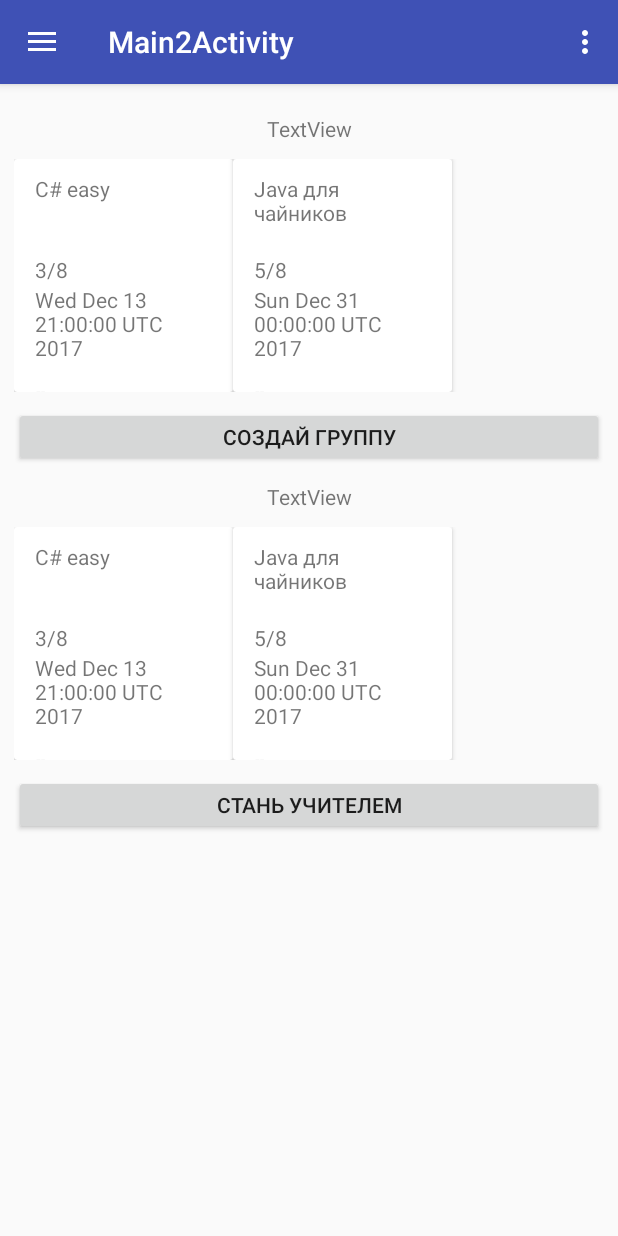
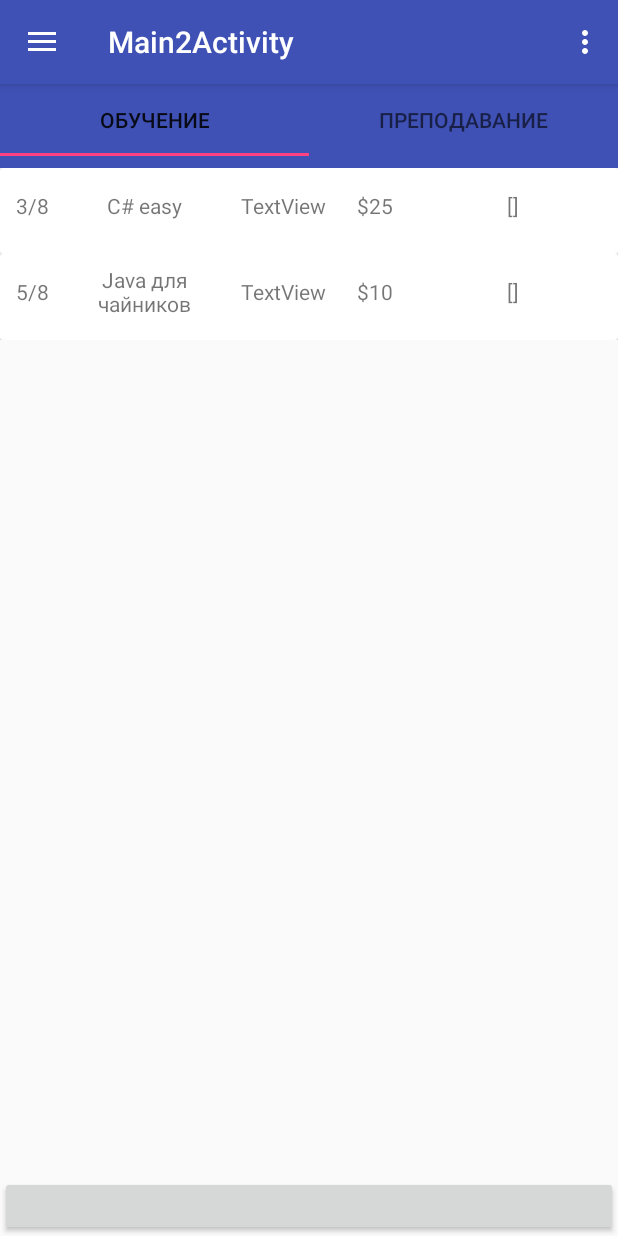
Before and after one commit to LeagueOfDevelopers/EduHub, an Android app: the screen it shows after launch (Main2Activity), on a phone screen of 412 x 824 dp. Run offline under Robolectric (Android 15) with nearby library versions, the phone set to English and light mode, and no system bars.

Commit message:
add ViewPager Tabs

```diff
--- a/Android/EduHub/app/src/main/java/com/example/user/eduhub/Adapters/GroupAdapter.java
+++ b/Android/EduHub/app/src/main/java/com/example/user/eduhub/Adapters/GroupAdapter.java
@@ -33,7 +33,7 @@ public class GroupAdapter extends RecyclerView.Adapter<GroupAdapter.GroupViewHol
     public void onBindViewHolder(GroupViewHolder holder, int position) {
         holder.name.setText(groups.get(position).getName());
         holder.users.setText(groups.get(position).getUsersNow()+"/"+groups.get(position).getMaxUsers());
-        holder.timeLeft.setText(groups.get(position).getDeadLine().toString());
+        holder.cost.setText("$"+groups.get(position).getCost());
         holder.tags.setText(groups.get(position).getTags().toString());
 
     }
@@ -52,14 +52,15 @@ public class GroupAdapter extends RecyclerView.Adapter<GroupAdapter.GroupViewHol
         TextView name;
         TextView users;
         TextView tags;
-        TextView timeLeft;
+        TextView cost;
 
         public GroupViewHolder(View itemView){
             super(itemView);
-            name=itemView.findViewById(R.id.groupName);
+            name=itemView.findViewById(R.id.name_of_group);
             users=itemView.findViewById(R.id.participants);
             tags=itemView.findViewById(R.id.tags);
-            timeLeft=itemView.findViewById(R.id.timeLeft);
+            cost=itemView.findViewById(R.id.cost);
+
 
 
         }
--- /dev/null
+++ b/Android/EduHub/app/src/main/java/com/example/user/eduhub/Adapters/ViewPagerAdapter.java
@@ -0,0 +1,39 @@
+package com.example.user.eduhub.Adapters;
+
+import android.support.v4.app.Fragment;
+import android.support.v4.app.FragmentManager;
+import android.support.v4.app.FragmentStatePagerAdapter;
+
+import java.util.ArrayList;
+import java.util.List;
+
+/**
+ * Created by user on 14.12.2017.
+ */
+
+public class ViewPagerAdapter extends FragmentStatePagerAdapter {
+    private final ArrayList<Fragment> fragmentList = new ArrayList<>();
+    private final ArrayList<String> fragmentTitleList = new ArrayList<>();
+
+    public ViewPagerAdapter(FragmentManager manager) {
+        super(manager);
+    }
+    @Override
+    public Fragment getItem(int position) {
+        return fragmentList.get(position);
+    }
+
+    @Override
+    public int getCount() {
+        return fragmentList.size();
+    }
+    public void addFragment(Fragment fragment, String title) {
+        fragmentList.add(fragment);
+        fragmentTitleList.add(title);
+    }
+
+    @Override
+    public CharSequence getPageTitle(int position) {
+        return fragmentTitleList.get(position);
+    }
+}
--- a/Android/EduHub/app/src/main/java/com/example/user/eduhub/Classes/Group.java
+++ b/Android/EduHub/app/src/main/java/com/example/user/eduhub/Classes/Group.java
@@ -14,13 +14,14 @@ public class Group {
     private int maxUsers;
     private int usersNow;
     private Date deadLine;
+    private int cost;
     private ArrayList<String> tags;
-    public Group(String name,int maxUsers,int usersNow,ArrayList<String> tags,Date deadLine){
+    public Group(String name,int maxUsers,int usersNow,ArrayList<String> tags,int cost){
         this.name=name;
         this.maxUsers=maxUsers;
         this.usersNow=usersNow;
         this.tags=tags;
-        this.deadLine=deadLine;
+       this.cost=cost;
 
     }
     public String getName(){
@@ -50,5 +51,8 @@ public class Group {
     public Date getDeadLine(){
         return deadLine;
     }
+    public int getCost(){
+        return cost;
+    }
 
 }
--- /dev/null
+++ b/Android/EduHub/app/src/main/java/com/example/user/eduhub/Fragments/TeacherFragment.java
@@ -0,0 +1,40 @@
+package com.example.user.eduhub.Fragments;
+
+import android.app.Fragment;
+import android.os.Bundle;
+import android.support.v7.widget.LinearLayoutManager;
+import android.support.v7.widget.RecyclerView;
+import android.view.LayoutInflater;
+import android.view.View;
+import android.view.ViewGroup;
+import android.widget.ArrayAdapter;
+
+import com.example.user.eduhub.Adapters.GroupAdapter;
+import com.example.user.eduhub.Classes.Group;
+import com.example.user.eduhub.R;
+
+import java.util.ArrayList;
+
+/**
+ * Created by user on 14.12.2017.
+ */
+
+public class TeacherFragment extends android.support.v4.app.Fragment {
+    ArrayList<Group> groups;
+    RecyclerView recyclerView;
+
+    public View onCreateView(LayoutInflater inflater, ViewGroup container,
+                             Bundle savedInstanceState) {
+        View v = inflater.inflate(R.layout.fragment_for_users_and_teachers, null);
+        recyclerView=v.findViewById(R.id.recycler);
+        recyclerView.setHasFixedSize(true);
+        LinearLayoutManager llm = new LinearLayoutManager(getActivity().getApplicationContext());
+        recyclerView.setLayoutManager(llm);
+        GroupAdapter adapter=new GroupAdapter(groups);
+        recyclerView.setAdapter(adapter);
+        return v;
+    }
+    public void setGroups(ArrayList<Group> groups){
+        this.groups=groups;
+    }
+}
--- /dev/null
+++ b/Android/EduHub/app/src/main/java/com/example/user/eduhub/Fragments/UserFragment.java
@@ -0,0 +1,41 @@
+package com.example.user.eduhub.Fragments;
+
+import android.app.Fragment;
+import android.os.Bundle;
+import android.support.v7.widget.LinearLayoutManager;
+import android.support.v7.widget.RecyclerView;
+import android.view.LayoutInflater;
+import android.view.View;
+import android.view.ViewGroup;
+
+import com.example.user.eduhub.Adapters.GroupAdapter;
+import com.example.user.eduhub.Classes.Group;
+import com.example.user.eduhub.R;
+
+import java.util.ArrayList;
+
+/**
+ * Created by user on 14.12.2017.
+ */
+
+public class UserFragment extends android.support.v4.app.Fragment {
+    ArrayList<Group> groups;
+
+
+    RecyclerView recyclerView;
+    public View onCreateView(LayoutInflater inflater, ViewGroup container,
+                             Bundle savedInstanceState) {
+        View v = inflater.inflate(R.layout.fragment_for_users_and_teachers, null);
+        recyclerView=v.findViewById(R.id.recycler);
+        recyclerView.setHasFixedSize(true);
+        LinearLayoutManager llm = new LinearLayoutManager(getActivity().getApplicationContext());
+        recyclerView.setLayoutManager(llm);
+        GroupAdapter adapter=new GroupAdapter(groups);
+        recyclerView.setAdapter(adapter);
+        return v;
+
+    }
+    public void setGroups(ArrayList<Group> groups){
+        this.groups=groups;
+    }
+}
--- a/Android/EduHub/app/src/main/java/com/example/user/eduhub/Main2Activity.java
+++ b/Android/EduHub/app/src/main/java/com/example/user/eduhub/Main2Activity.java
@@ -4,6 +4,8 @@ import android.app.Activity;
 import android.os.Bundle;
 import android.support.design.widget.FloatingActionButton;
 import android.support.design.widget.Snackbar;
+import android.support.design.widget.TabLayout;
+import android.support.v4.view.ViewPager;
 import android.support.v7.widget.LinearLayoutManager;
 import android.support.v7.widget.RecyclerView;
 import android.view.View;
@@ -17,7 +19,10 @@ import android.view.Menu;
 import android.view.MenuItem;
 
 import com.example.user.eduhub.Adapters.GroupAdapter;
+import com.example.user.eduhub.Adapters.ViewPagerAdapter;
 import com.example.user.eduhub.Classes.Group;
+import com.example.user.eduhub.Fragments.TeacherFragment;
+import com.example.user.eduhub.Fragments.UserFragment;
 
 import java.util.ArrayList;
 import java.util.Calendar;
@@ -25,25 +30,31 @@ import java.util.GregorianCalendar;
 
 public class Main2Activity extends AppCompatActivity
         implements NavigationView.OnNavigationItemSelectedListener {
-RecyclerView recyclerView;
-    RecyclerView recyclerView2;
+ViewPager pager;
+ViewPagerAdapter adapter;
+UserFragment userFragment;
+TeacherFragment teacherFragment;
+
     @Override
     protected void onCreate(Bundle savedInstanceState) {
         super.onCreate(savedInstanceState);
         setContentView(R.layout.activity_main2);
         Toolbar toolbar = (Toolbar) findViewById(R.id.toolbar);
         setSupportActionBar(toolbar);
-recyclerView=findViewById(R.id.recycler1);
-        recyclerView2=findViewById(R.id.recycler2);
-        recyclerView.setHasFixedSize(true);
-        recyclerView2.setHasFixedSize(true);
-        LinearLayoutManager llm = new LinearLayoutManager(getApplicationContext(),LinearLayoutManager.HORIZONTAL,false);
-        LinearLayoutManager llm2 = new LinearLayoutManager(getApplicationContext(),LinearLayoutManager.HORIZONTAL,false);
-        recyclerView.setLayoutManager(llm);
-        recyclerView2.setLayoutManager(llm2);
-        GroupAdapter adapter = new GroupAdapter(getFakeGroups());
-        recyclerView.setAdapter(adapter);
-        recyclerView2.setAdapter(adapter);
+        teacherFragment=new TeacherFragment();
+        userFragment=new UserFragment();
+        teacherFragment.setGroups(getFakeGroups());
+        userFragment.setGroups(getFakeGroups());
+        pager=findViewById(R.id.pager);
+        adapter=new ViewPagerAdapter(getSupportFragmentManager());
+        adapter.addFragment(userFragment,"Обучение");
+        adapter.addFragment(teacherFragment ,"Преподавание");
+        pager.setAdapter(adapter);
+
+        TabLayout tabLayout = (TabLayout) findViewById(R.id.tabs);
+        tabLayout.setupWithViewPager(pager);
+
+
 
 
 
@@ -114,10 +125,10 @@ recyclerView=findViewById(R.id.recycler1);
     }
     private ArrayList<Group> getFakeGroups(){
         ArrayList<Group> groups=new ArrayList<>();
-        GregorianCalendar gregorianCalendar=new GregorianCalendar(2017, Calendar.DECEMBER,13,21,00);
 
-        groups.add(new Group("C# easy",8,3,new ArrayList<String>(),gregorianCalendar.getTime() ));
-        groups.add(new Group("Java для чайников",8,5,new ArrayList<String>(),new GregorianCalendar(2017,Calendar.DECEMBER,31).getTime()));
+
+        groups.add(new Group("C# easy",8,3,new ArrayList<String>(),25));
+        groups.add(new Group("Java для чайников",8,5,new ArrayList<String>(),10));
         return groups;
     }
 }
--- a/Android/EduHub/app/src/main/res/layout/content_main2.xml
+++ b/Android/EduHub/app/src/main/res/layout/content_main2.xml
@@ -8,76 +8,34 @@
     tools:context="com.example.user.eduhub.Main2Activity"
     tools:showIn="@layout/app_bar_main2">
 
-    <LinearLayout
+    <RelativeLayout
         android:layout_width="match_parent"
         android:layout_height="match_parent"
         android:orientation="vertical">
+        <android.support.design.widget.TabLayout
+            android:id="@+id/tabs"
+            android:layout_width="match_parent"
+            android:layout_height="wrap_content"
+            app:tabMode="fixed"
+            android:background="?attr/colorPrimary"
+            android:minHeight="?attr/actionBarSize"
+            app:tabGravity="fill"
+            />
+        <android.support.v4.view.ViewPager
+            android:id="@+id/pager"
+            android:layout_width="match_parent"
+            android:layout_height="match_parent"
+            android:layout_below="@id/tabs"/>
 
-        <TextView
-            android:id="@+id/FirstTitle"
+        <Button
+            android:id="@+id/btn"
             android:layout_width="match_parent"
-            android:layout_height="30dp"
-            android:layout_marginLeft="9dp"
-            android:layout_marginRight="9dp"
-            android:layout_marginTop="20dp"
-            android:text="TextView"
+            android:layout_height="40dp"
+            android:layout_alignParentBottom="true"
+            android:layout_marginTop="10dp"
+            android:text=""
             android:textAlignment="center" />
 
-        <android.support.v7.widget.RecyclerView
-            android:id="@+id/recycler1"
-            android:layout_width="match_parent"
-            android:layout_height="155dp"
-            android:layout_marginLeft="9dp"
-            android:layout_marginRight="9dp"
-            android:clipChildren="false"
-            android:clipToPadding="false"
-            android:scrollbars="horizontal">
-
-        </android.support.v7.widget.RecyclerView>
-
-        <Button
-            android:id="@+id/CreateGroup"
-            android:layout_width="match_parent"
-            android:layout_height="40dp"
-            android:layout_marginLeft="9dp"
-            android:layout_marginRight="9dp"
-            android:layout_marginTop="10dp"
-            android:text="СОЗДАЙ ГРУППУ"
-            android:textAlignment="center" />
-
-        <TextView
-            android:id="@+id/SecondTitle"
-            android:layout_width="match_parent"
-            android:layout_height="30dp"
-            android:layout_marginLeft="9dp"
-            android:layout_marginRight="9dp"
-            android:layout_marginTop="10dp"
-            android:text="TextView"
-            android:textAlignment="center" />
-
-        <android.support.v7.widget.RecyclerView
-            android:id="@+id/recycler2"
-            android:layout_width="match_parent"
-            android:layout_height="155dp"
-            android:layout_marginLeft="9dp"
-            android:layout_marginRight="9dp"
-            android:clipChildren="false"
-            android:clipToPadding="false"
-            android:scrollbars="horizontal">
-
-        </android.support.v7.widget.RecyclerView>
-
-        <Button
-            android:id="@+id/beTeacher"
-            android:layout_width="match_parent"
-            android:layout_height="40dp"
-            android:layout_marginLeft="9dp"
-            android:layout_marginRight="9dp"
-            android:layout_marginTop="10dp"
-            android:text="СТАНЬ УЧИТЕЛЕМ"
-            android:textAlignment="center" />
-
-
-    </LinearLayout>
+    </RelativeLayout>
 
 </android.support.constraint.ConstraintLayout>
--- /dev/null
+++ b/Android/EduHub/app/src/main/res/layout/fragment_for_users_and_teachers.xml
@@ -0,0 +1,14 @@
+<?xml version="1.0" encoding="utf-8"?>
+<android.support.constraint.ConstraintLayout
+    xmlns:android="http://schemas.android.com/apk/res/android"
+    xmlns:tools="http://schemas.android.com/tools"
+    android:layout_width="match_parent"
+    android:layout_height="match_parent">
+
+    <android.support.v7.widget.RecyclerView
+        android:id="@+id/recycler"
+        android:layout_width="match_parent"
+        android:layout_height="match_parent">
+
+    </android.support.v7.widget.RecyclerView>
+</android.support.constraint.ConstraintLayout>
--- a/Android/EduHub/app/src/main/res/layout/group_card.xml
+++ b/Android/EduHub/app/src/main/res/layout/group_card.xml
@@ -6,53 +6,55 @@
 
     <android.support.v7.widget.CardView
         android:layout_width="match_parent"
-        android:layout_height="155dp"
+        android:layout_height="57dp"
 
 
         >
 
-        <LinearLayout
-            android:layout_width="126dp"
-            android:layout_height="145dp"
-            android:layout_marginBottom="10dp"
-            android:layout_marginLeft="10dp"
-            android:layout_marginRight="10dp"
-            android:layout_marginTop="10dp"
-            android:orientation="vertical">
+        <RelativeLayout
+            android:layout_width="match_parent"
+            android:layout_height="match_parent">
 
-            <TextView
-                android:id="@+id/groupName"
-                android:layout_width="match_parent"
-                android:layout_height="34dp"
-                android:layout_marginLeft="4dp"
-                android:layout_marginRight="4dp"
-                android:text="THE NAME OF GROUP" />
 
             <TextView
                 android:id="@+id/participants"
-                android:layout_width="match_parent"
-                android:layout_height="20dp"
-                android:layout_marginLeft="4dp"
-                android:layout_marginRight="4dp"
-                android:layout_marginTop="20dp"
-                android:text="Участники" />
+                android:layout_width="43dp"
+                android:layout_height="50dp"
+                android:gravity="center"
+                android:text="7/8" />
 
             <TextView
-                android:id="@+id/timeLeft"
-                android:layout_width="match_parent"
-                android:layout_height="wrap_content"
-                android:layout_marginLeft="4dp"
-                android:layout_marginRight="4dp"
-                android:text="Время осталось" />
+                android:id="@+id/name_of_group"
+                android:layout_width="105dp"
+                android:layout_height="50dp"
+                android:gravity="center"
+                android:layout_toRightOf="@+id/participants"
+                android:text="TextView" />
+
+            <TextView
+                android:id="@+id/type_of_group"
+                android:layout_width="80dp"
+                android:layout_height="50dp"
+                android:gravity="center"
+                android:layout_toRightOf="@+id/name_of_group"
+                android:text="TextView" />
+
+            <TextView
+                android:id="@+id/cost"
+                android:layout_width="43dp"
+                android:layout_height="50dp"
+                android:gravity="center"
+                android:layout_toRightOf="@+id/type_of_group"
+                android:text="25" />
 
             <TextView
                 android:id="@+id/tags"
                 android:layout_width="match_parent"
-                android:layout_height="wrap_content"
-                android:layout_marginLeft="4dp"
-                android:layout_marginRight="4dp"
-                android:layout_marginTop="16dp"
-                android:text="" />
-        </LinearLayout>
+                android:layout_height="50dp"
+                android:gravity="center"
+                android:layout_toRightOf="@+id/cost"
+                android:text="TextView" />
+
+        </RelativeLayout>
     </android.support.v7.widget.CardView>
 </android.support.constraint.ConstraintLayout>
--- a/Android/EduHub/build.gradle
+++ b/Android/EduHub/build.gradle
@@ -16,7 +16,7 @@ buildscript {
 }
 
 allprojects {
-    buildDir = "C:/tmp/${rootProject.name}/${project.name}"
+
     repositories {
         google()
         jcenter()
--- a/Android/EduHub/gradle.properties
+++ b/Android/EduHub/gradle.properties
@@ -10,7 +10,10 @@
 # Specifies the JVM arguments used for the daemon process.
 # The setting is particularly useful for tweaking memory settings.
 org.gradle.jvmargs=-Xmx1536m
+android.enableBuildCache=false
 android.enableAapt2=false
+
+
 
 # When configured, Gradle will run in incubating parallel mode.
 # This option should only be used with decoupled projects. More details, visit
```
Also changed, not shown: Android/EduHub/app/build.gradle (+6 -1 lines).
